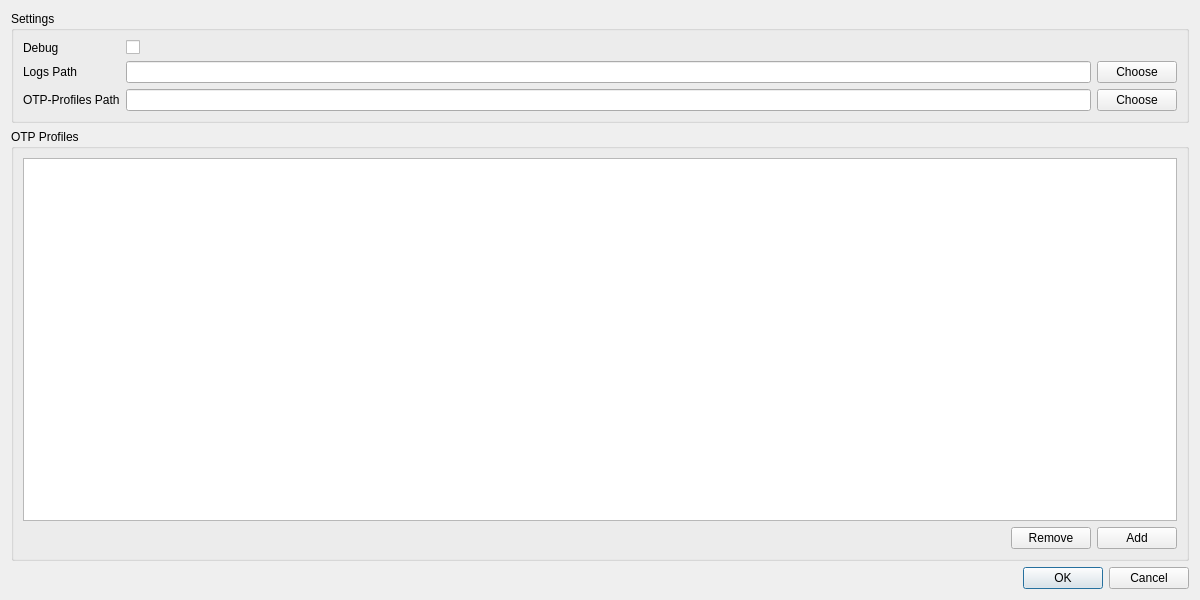
Old version of the form settings.ui in the repository theinvisible/tinyotp.
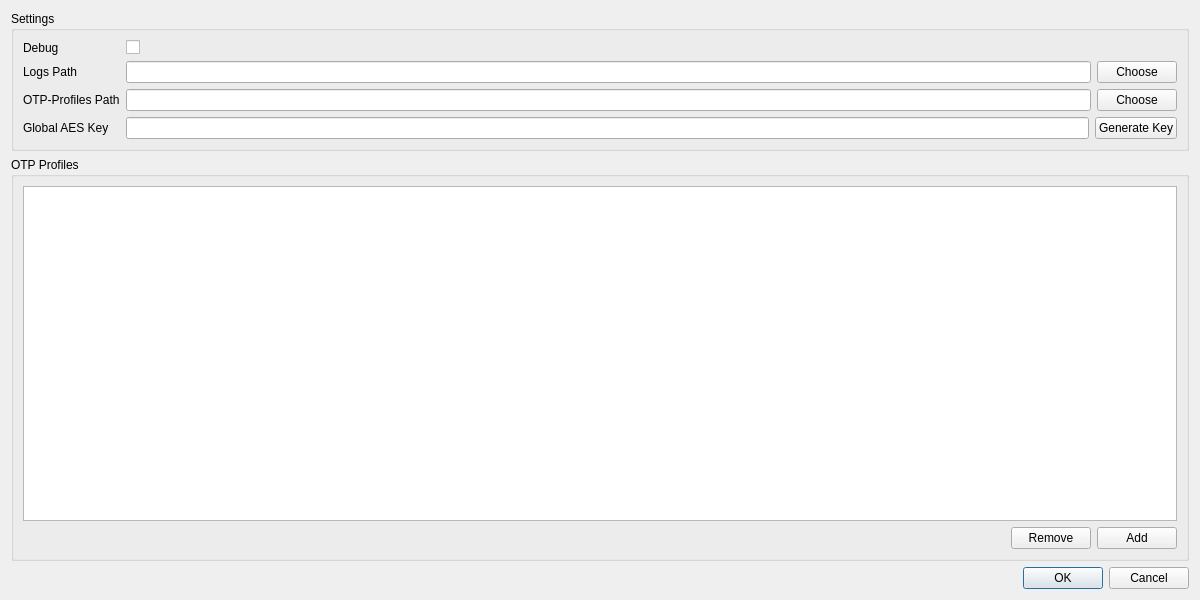
New version of the form. Icons and pictures are not drawn.

Commit message: Add global AES encryption for shared profiles

What changed in the file:
```diff
--- a/settings.ui
+++ b/settings.ui
@@ -78,6 +78,27 @@
           </item>
          </layout>
         </item>
+        <item row="3" column="0">
+         <widget class="QLabel" name="label">
+          <property name="text">
+           <string>Global AES Key</string>
+          </property>
+         </widget>
+        </item>
+        <item row="3" column="1">
+         <layout class="QHBoxLayout" name="horizontalLayout_2">
+          <item>
+           <widget class="QLineEdit" name="leGlobalAESKey"/>
+          </item>
+          <item>
+           <widget class="QPushButton" name="btnGenAESKey">
+            <property name="text">
+             <string>Generate Key</string>
+            </property>
+           </widget>
+          </item>
+         </layout>
+        </item>
        </layout>
       </item>
      </layout>
```
Left out of the diff: 14 changed lines with no effect on the pictures. The commit also changes 12 other files.
